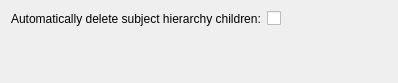
This is Modules/Loadable/SubjectHierarchy/Resources/UI/qSlicerSubjectHierarchySettingsPanel.ui in Slicer/SlicerGitSVNArchive as Qt 5 draws it before an edit. The edited form follows.
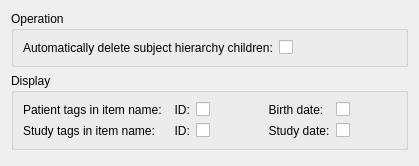
This is the edited form. Custom widgets are drawn as their Qt base class.

Commit message: ENH: Added options to include patient and study tags in subject hierarchy item names

What changed in the file:
```diff
--- a/Modules/Loadable/SubjectHierarchy/Resources/UI/qSlicerSubjectHierarchySettingsPanel.ui
+++ b/Modules/Loadable/SubjectHierarchy/Resources/UI/qSlicerSubjectHierarchySettingsPanel.ui
@@ -6,37 +6,165 @@
    <rect>
     <x>0</x>
     <y>0</y>
-    <width>398</width>
-    <height>83</height>
+    <width>419</width>
+    <height>166</height>
    </rect>
   </property>
   <property name="windowTitle">
    <string>Developer</string>
   </property>
-  <layout class="QFormLayout" name="formLayout">
-   <property name="fieldGrowthPolicy">
-    <enum>QFormLayout::AllNonFixedFieldsGrow</enum>
-   </property>
+  <layout class="QGridLayout" name="gridLayout_2">
    <item row="0" column="0">
-    <widget class="QLabel" name="AutoDeleteSubjectHierarchyChildrenEnabledLabel">
-     <property name="toolTip">
-      <string>Delete whole branch under the deleted item from subject hierarchy.</string>
+    <widget class="QGroupBox" name="OperationGroupBox">
+     <property name="title">
+      <string>Operation</string>
      </property>
-     <property name="text">
-      <string>Automatically delete subject hierarchy children:</string>
+     <property name="flat">
+      <bool>true</bool>
      </property>
+     <layout class="QFormLayout" name="formLayout_2">
+      <item row="0" column="0">
+       <widget class="QLabel" name="AutoDeleteSubjectHierarchyChildrenEnabledLabel">
+        <property name="toolTip">
+         <string>Delete whole branch under the deleted item from subject hierarchy.</string>
+        </property>
+        <property name="text">
+         <string>Automatically delete subject hierarchy children:</string>
+        </property>
+       </widget>
+      </item>
+      <item row="0" column="1">
+       <widget class="QCheckBox" name="AutoDeleteSubjectHierarchyChildrenEnabledCheckBox">
+        <property name="toolTip">
+         <string>Automatically delete subject hierarchy children for nodes removed from the scene.</string>
+        </property>
+        <property name="text">
+         <string/>
+        </property>
+       </widget>
+      </item>
+     </layout>
     </widget>
    </item>
-   <item row="0" column="1">
-    <widget class="QCheckBox" name="AutoDeleteSubjectHierarchyChildrenEnabledCheckBox">
-     <property name="toolTip">
-      <string>Automatically delete subject hierarchy children for nodes removed from the scene.</string>
+   <item row="1" column="0">
+    <widget class="QGroupBox" name="DisplayGroupBox">
+     <property name="title">
+      <string>Display</string>
      </property>
-     <property name="text">
-      <string/>
+     <property name="flat">
+      <bool>true</bool>
      </property>
+     <layout class="QGridLayout" name="gridLayout">
+      <item row="1" column="1">
+       <widget class="QLabel" name="StudyIDTagLabel">
+        <property name="sizePolicy">
+         <sizepolicy hsizetype="Fixed" vsizetype="Preferred">
+          <horstretch>0</horstretch>
+          <verstretch>0</verstretch>
+         </sizepolicy>
+        </property>
+        <property name="text">
+         <string>  ID:</string>
+        </property>
+       </widget>
+      </item>
+      <item row="0" column="0">
+       <widget class="QLabel" name="PatientTagsLabel">
+        <property name="text">
+         <string>Patient tags in item name:</string>
+        </property>
+       </widget>
+      </item>
+      <item row="0" column="4">
+       <widget class="QCheckBox" name="PatientBirthDateTagCheckBox">
+        <property name="text">
+         <string/>
+        </property>
+       </widget>
+      </item>
+      <item row="0" column="1">
+       <widget class="QLabel" name="PatientIDTagLabel">
+        <property name="sizePolicy">
+         <sizepolicy hsizetype="Fixed" vsizetype="Preferred">
+          <horstretch>0</horstretch>
+          <verstretch>0</verstretch>
+         </sizepolicy>
+        </property>
+        <property name="text">
+         <string>  ID:</string>
+        </property>
+       </widget>
+      </item>
+      <item row="1" column="0">
+       <widget class="QLabel" name="StudyTagsLabel">
+        <property name="text">
+         <string>Study tags in item name:</string>
+        </property>
+       </widget>
+      </item>
+      <item row="1" column="4">
+       <widget class="QCheckBox" name="StudyDateTagCheckBox">
+        <property name="text">
+         <string/>
+        </property>
+       </widget>
+      </item>
+      <item row="1" column="2">
+       <widget class="QCheckBox" name="StudyIDTagCheckBox">
+        <property name="text">
+         <string/>
+        </property>
+       </widget>
+      </item>
+      <item row="0" column="2">
+       <widget class="QCheckBox" name="PatientIDTagCheckBox">
+        <property name="text">
+         <string/>
+        </property>
+       </widget>
+      </item>
+      <item row="1" column="3">
+       <widget class="QLabel" name="StudyDateTagLabel">
+        <property name="sizePolicy">
+         <sizepolicy hsizetype="Fixed" vsizetype="Preferred">
+          <horstretch>0</horstretch>
+          <verstretch>0</verstretch>
+         </sizepolicy>
+        </property>
+        <property name="text">
+         <string>  Study date:</string>
+        </property>
+       </widget>
+      </item>
+      <item row="0" column="3">
+       <widget class="QLabel" name="PatientBirthDateTagLabel">
+        <property name="sizePolicy">
+         <sizepolicy hsizetype="Fixed" vsizetype="Preferred">
+          <horstretch>0</horstretch>
+          <verstretch>0</verstretch>
+         </sizepolicy>
+        </property>
+        <property name="text">
+         <string>  Birth date:</string>
+        </property>
+       </widget>
+      </item>
+     </layout>
     </widget>
    </item>
+   <item row="2" column="0">
+    <spacer name="verticalSpacer">
+     <property name="orientation">
+      <enum>Qt::Vertical</enum>
+     </property>
+     <property name="sizeHint" stdset="0">
+      <size>
+       <width>20</width>
+       <height>40</height>
+      </size>
+     </property>
+    </spacer>
+   </item>
   </layout>
  </widget>
  <customwidgets>
```
Left out of the diff: 2 changed lines with no effect on the pictures. The commit also changes 8 other files.
